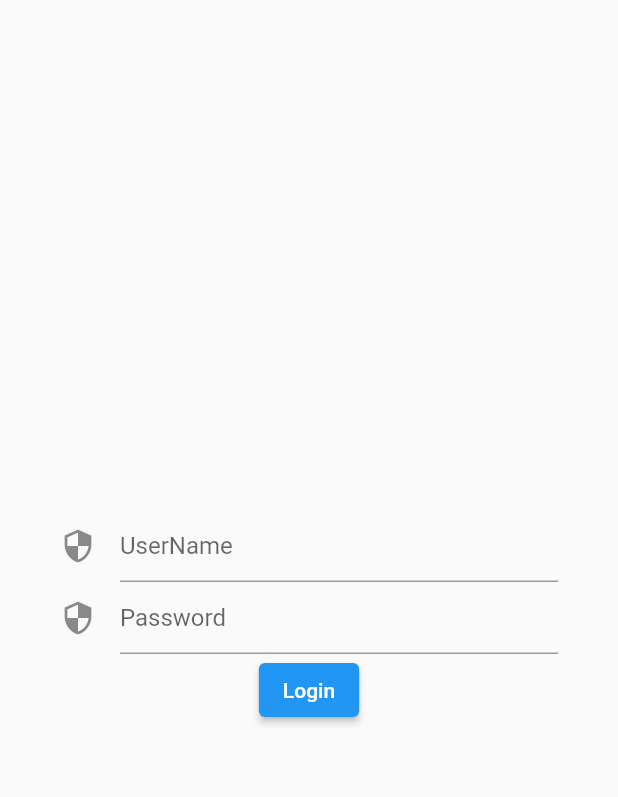
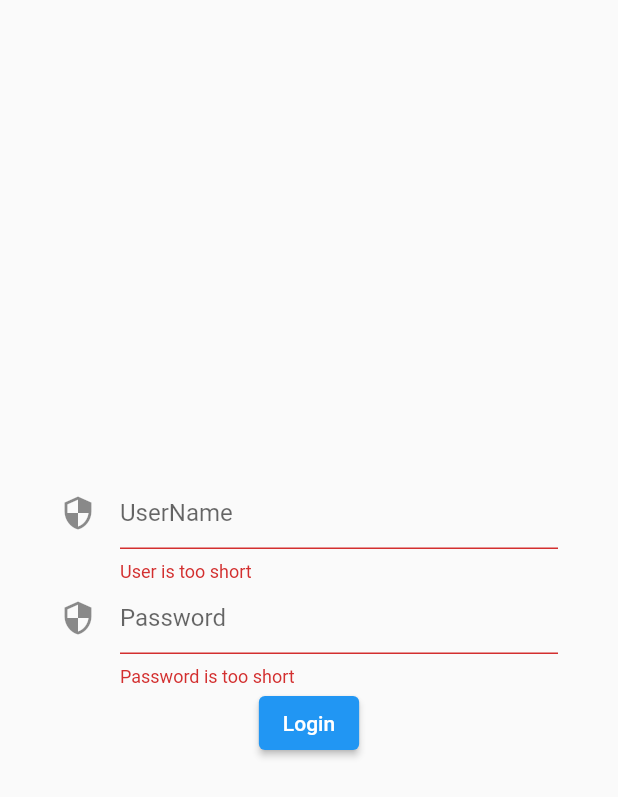
Before and after one commit to talspektor/social_media_app_demo, a Flutter app: the screen it shows after launch, after a tap on "Login", on a phone screen of 412 x 824 dp. Shown: the top 797 px of the screen. Run offline on Flutter 3.47's test engine with Material 2 defaults, Android fonts, the phone set to English and light mode, and no system bars; our stand-ins replace flutter_bloc.

Commit message:
Login form

```diff
--- a/lib/auth/auth_repository.dart
+++ b/lib/auth/auth_repository.dart
@@ -1,7 +1,8 @@
 class AuthRepository {
   Future<void> login() async {
     print('attempt login');
-    Future.delayed(Duration(seconds: 3));
+    await Future.delayed(const Duration(seconds: 3));
     print('logged in');
+    throw Exception('fail log in');
   }
 }
--- a/lib/auth/login/login_bloc.dart
+++ b/lib/auth/login/login_bloc.dart
@@ -1,32 +1,41 @@
 import 'package:flutter_bloc/flutter_bloc.dart';
 import 'package:social_media_app_demo/auth/auth_repository.dart';
 import 'package:social_media_app_demo/auth/form_submission_status.dart';
-import 'package:social_media_app_demo/auth/login/login_event.dart';
 import 'package:social_media_app_demo/auth/login/login_state.dart';
 
-class LoginBloc extends Bloc<LoginEvent, LoginState> {
+class LoginCubit extends Cubit<LoginState> {
   final AuthRepository repository;
+  String _username = "";
+  String _password = "";
 
-  LoginBloc({required this.repository}) : super(LoginState());
+  LoginCubit({required this.repository}) : super(Initisl());
 
-  @override
-  Stream<LoginState> mapEventToState(LoginEvent event) async* {
-    if (event is LoginUserNameChange) {
-      yield state.copyWith(username: event.username);
-    } else if (event is LoginPasswordChange) {
-      yield state.copyWith(password: event.password);
-    } else if (event is LoginSubmitted) {
-      yield state.copyWith(formStatus: FormSubmitting());
-
-      await repository.login().then((_) async* {
-        yield state.copyWith(formStatus: SubmissionSuccess());
-      }).catchError(_onError);
-    }
+  onLoginUserNameChange({required String username}) {
+    _username = username;
+    emit(LoginEditingState(username: _username, password: _password));
   }
 
-  _onError(Object e) async* {
-    yield e is Exception
-        ? state.copyWith(formStatus: SubmissionFailed(exception: e))
+  onLoginPasswordChange({required String password}) {
+    _password = password;
+    emit(LoginEditingState(username: _username, password: _password));
+  }
+
+  onLoginSubmitted() async {
+    emit(LoginEditingState(
+        username: _username,
+        password: _password,
+        formStatus: FormSubmitting()));
+    await repository.login().then((_) {
+      emit(LoginEditingState(formStatus: SubmissionSuccess()));
+    }).catchError(_onError);
+  }
+
+  _onError(Object e) {
+    e is Exception
+        ? emit(LoginEditingState(
+            username: _username,
+            password: _password,
+            formStatus: SubmissionFailed(exception: e)))
         : null;
   }
 }
--- a/lib/auth/login/login_state.dart
+++ b/lib/auth/login/login_state.dart
@@ -1,25 +1,39 @@
 import 'package:social_media_app_demo/auth/form_submission_status.dart';
 
-class LoginState {
+abstract class LoginState {
   final String username;
   final String password;
+
+  bool get isValilUserName => username.length > 3;
+
+  bool get isValidPassword => password.length > 6;
+
   final FormSubmissionStatus formStatus;
 
   LoginState({
+    required this.username,
+    required this.password,
+    required this.formStatus,
+  });
+}
+
+class Initisl extends LoginState {
+  Initisl()
+      : super(
+            username: '', password: '', formStatus: const InitialFormStatus());
+}
+
+class LoginEditingState extends LoginState {
+  @override
+  final String username;
+  @override
+  final String password;
+  @override
+  final FormSubmissionStatus formStatus;
+
+  LoginEditingState({
     this.username = '',
     this.password = '',
     this.formStatus = const InitialFormStatus(),
-  });
-
-  LoginState copyWith({
-    String? username,
-    String? password,
-    FormSubmissionStatus? formStatus,
-  }) {
-    return LoginState(
-      username: username ?? this.username,
-      password: password ?? this.password,
-      formStatus: formStatus ?? this.formStatus,
-    );
-  }
+  }) : super(username: username, password: password, formStatus: formStatus);
 }
--- /dev/null
+++ b/lib/auth/login/login_view.dart
@@ -0,0 +1,96 @@
+import 'package:flutter/material.dart';
+import 'package:flutter_bloc/flutter_bloc.dart';
+import 'package:social_media_app_demo/auth/auth_repository.dart';
+import 'package:social_media_app_demo/auth/form_submission_status.dart';
+import 'package:social_media_app_demo/auth/login/login_bloc.dart';
+import 'package:social_media_app_demo/auth/login/login_state.dart';
+
+class LoginView extends StatelessWidget {
+  final _formKey = GlobalKey<FormState>();
+
+  LoginView({Key? key}) : super(key: key);
+
+  @override
+  Widget build(BuildContext context) {
+    return Scaffold(
+      body: BlocProvider(
+        create: (context) =>
+            LoginCubit(repository: context.read<AuthRepository>()),
+        child: _loginForm(),
+      ),
+    );
+  }
+
+  Widget _loginForm() {
+    return BlocListener<LoginCubit, LoginState>(
+      listener: (context, state) {
+        final formStatus = state.formStatus;
+        if (formStatus is SubmissionFailed) {
+          _showSnacBar(context, formStatus.exception.toString());
+        }
+      },
+      child: Form(
+        key: _formKey,
+        child: Padding(
+          padding: const EdgeInsets.symmetric(horizontal: 40),
+          child: Column(
+            mainAxisAlignment: MainAxisAlignment.center,
+            children: [
+              _userNameField(),
+              _passwordField(),
+              _loginButton(),
+            ],
+          ),
+        ),
+      ),
+    );
+  }
+
+  Widget _passwordField() {
+    return BlocBuilder<LoginCubit, LoginState>(builder: (context, state) {
+      return TextFormField(
+        obscureText: true,
+        decoration: const InputDecoration(
+            icon: Icon(Icons.security), hintText: 'Password'),
+        validator: (value) =>
+            state.isValidPassword ? null : 'Password is too short',
+        onChanged: (value) =>
+            context.read<LoginCubit>().onLoginPasswordChange(password: value),
+      );
+    });
+  }
+
+  Widget _userNameField() {
+    return BlocBuilder<LoginCubit, LoginState>(builder: (context, state) {
+      return TextFormField(
+        obscureText: false,
+        decoration: const InputDecoration(
+            icon: Icon(Icons.security), hintText: 'UserName'),
+        validator: (value) =>
+            state.isValilUserName ? null : 'User is too short',
+        onChanged: (value) =>
+            context.read<LoginCubit>().onLoginUserNameChange(username: value),
+      );
+    });
+  }
+
+  Widget _loginButton() {
+    return BlocBuilder<LoginCubit, LoginState>(builder: (context, state) {
+      return state.formStatus is FormSubmitting
+          ? const CircularProgressIndicator()
+          : ElevatedButton(
+              onPressed: () {
+                if (_formKey.currentState!.validate()) {
+                  context.read<LoginCubit>().onLoginSubmitted();
+                }
+              },
+              child: const Text('Login'),
+            );
+    });
+  }
+
+  _showSnacBar(BuildContext context, String message) {
+    final snackBar = SnackBar(content: Text(message));
+    ScaffoldMessenger.of(context).showSnackBar(snackBar);
+  }
+}
--- a/lib/login_view.dart
+++ /dev/null
@@ -1,55 +0,0 @@
-import 'package:flutter/material.dart';
-
-class LoginView extends StatelessWidget {
-  final _formKey = GlobalKey<FormState>();
-
-  LoginView({Key? key}) : super(key: key);
-
-  @override
-  Widget build(BuildContext context) {
-    return Scaffold(
-      body: _loginForm(),
-    );
-  }
-
-  Widget _loginForm() {
-    return Form(
-      key: _formKey,
-      child: Padding(
-        padding: const EdgeInsets.symmetric(horizontal: 40),
-        child: Column(
-          mainAxisAlignment: MainAxisAlignment.center,
-          children: [
-            _userNameField(),
-            _passwordField(),
-            _loginButton(),
-          ],
-        ),
-      ),
-    );
-  }
-
-  Widget _passwordField() {
-    return TextFormField(
-        obscureText: true,
-        decoration: const InputDecoration(
-            icon: Icon(Icons.security), hintText: 'Password'),
-        validator: (value) => null);
-  }
-
-  Widget _userNameField() {
-    return TextFormField(
-      obscureText: false,
-      decoration: const InputDecoration(
-          icon: Icon(Icons.security), hintText: 'UserName'),
-      validator: (value) => null,
-    );
-  }
-
-  Widget _loginButton() {
-    return ElevatedButton(
-      onPressed: () {},
-      child: const Text('Login'),
-    );
-  }
-}
--- a/lib/main.dart
+++ b/lib/main.dart
@@ -1,6 +1,8 @@
 import 'package:flutter/material.dart';
+import 'package:flutter_bloc/flutter_bloc.dart';
+import 'package:social_media_app_demo/auth/auth_repository.dart';
 
-import 'login_view.dart';
+import 'auth/login/login_view.dart';
 
 void main() {
   runApp(const MyApp());
@@ -17,7 +19,10 @@ class _MyAppState extends State<MyApp> {
   @override
   Widget build(BuildContext context) {
     return MaterialApp(
-      home: LoginView(),
+      home: RepositoryProvider(
+        create: (context) => AuthRepository(),
+        child: LoginView(),
+      ),
     );
   }
 }
--- a/pubspec.yaml
+++ b/pubspec.yaml
@@ -29,11 +29,11 @@ environment:
 dependencies:
   flutter:
     sdk: flutter
-  flutter_bloc: ^6.0.0
+  flutter_bloc: ^8.0.0
 
   # The following adds the Cupertino Icons font to your application.
   # Use with the CupertinoIcons class for iOS style icons.
-  cupertino_icons: ^1.0.2
+  cupertino_icons: ^1.0.4
 
 dev_dependencies:
   flutter_test:
```
Also changed, not shown: lib/auth/login/login_event.dart (deleted, +0 -15 lines), pubspec.lock.
